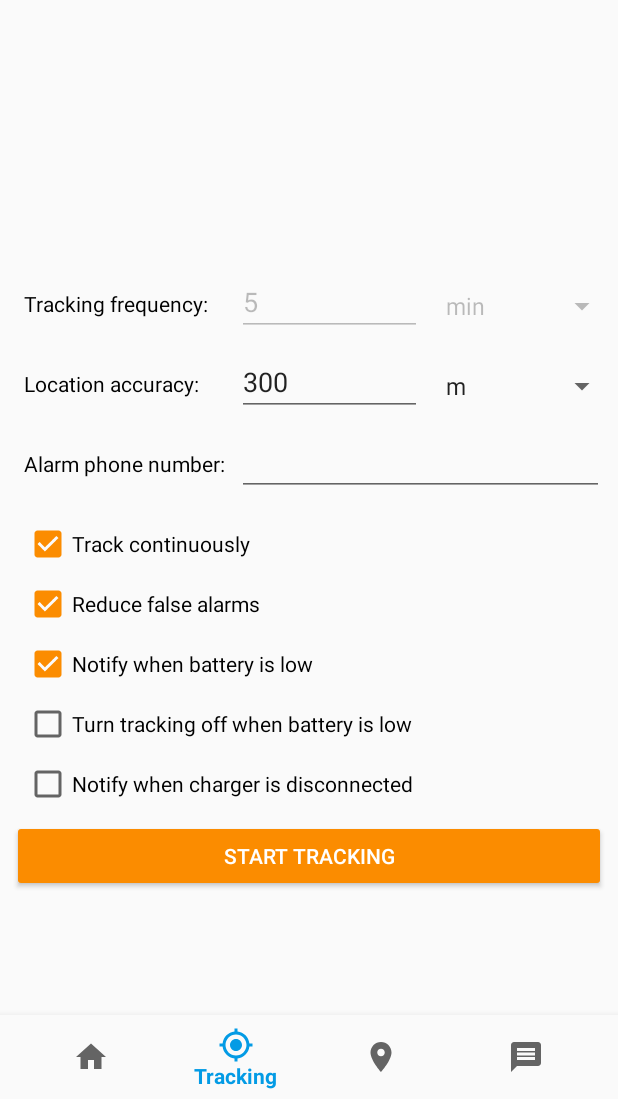
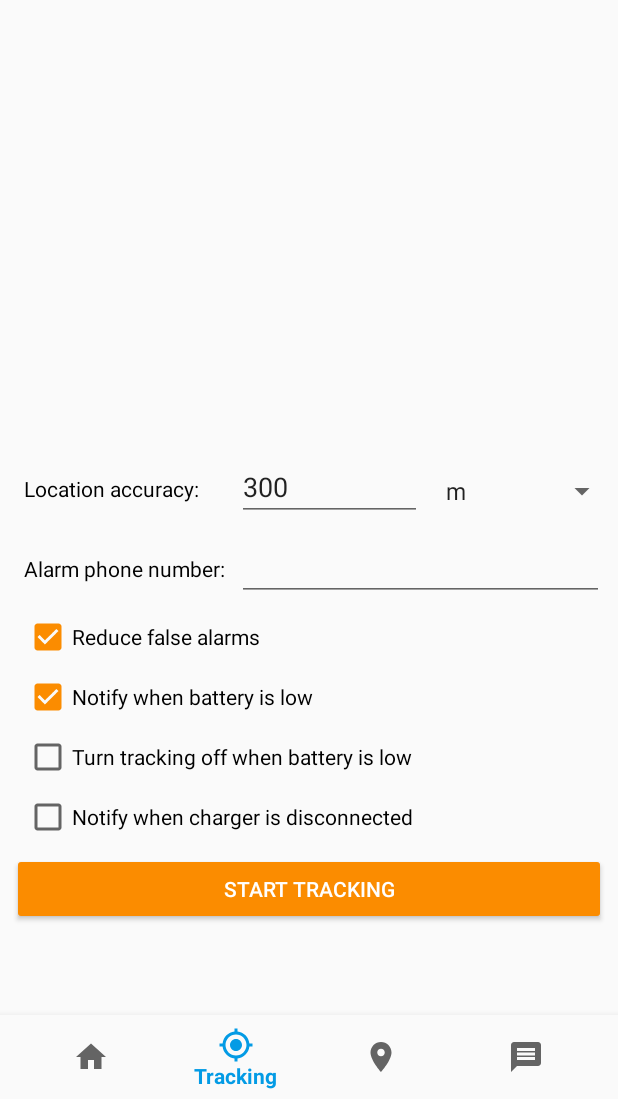
Before and after one commit to johnondrej/location-tracker, an Android app: the screen it shows after launch (MainActivity), item 2 of the bottom bar chosen, on a phone screen of 412 x 824 dp, the part 137-1236 px from its top. Run offline under Robolectric (Android 15) with nearby library versions, the phone set to English and light mode, and no system bars; our stand-ins replace Dagger/Hilt's generated code, RxJava.

Commit message:
Disable tracking frequency option

```diff
--- a/app/src/main/java/cz/ojohn/locationtracker/data/TrackingFrequency.kt
+++ /dev/null
@@ -1,18 +0,0 @@
-package cz.ojohn.locationtracker.data
-
-import cz.ojohn.locationtracker.Constants
-
-/**
- * Class representing location tracking frequency setting
- */
-data class TrackingFrequency(val value: Int, val selectedUnit: String) {
-
-    val inMinutes: Int
-        get() {
-            return when (selectedUnit) {
-                Constants.UNIT_MINUTES -> value
-                Constants.UNIT_HOURS -> value * 60
-                else -> throw IllegalArgumentException("Invalid tracking frequency unit")
-            }
-        }
-}
--- a/app/src/main/java/cz/ojohn/locationtracker/data/UserPreferences.kt
+++ b/app/src/main/java/cz/ojohn/locationtracker/data/UserPreferences.kt
@@ -11,8 +11,6 @@ import cz.ojohn.locationtracker.sms.SmsController
 class UserPreferences(private val sharedPreferences: SharedPreferences) {
 
     companion object {
-        const val TRACKING_MIN_FREQUENCY = 5
-        const val TRACKING_MAX_FREQUENCY = 300
         const val TRACKING_MIN_RADIUS = 100
         const val TRACKING_MAX_RADIUS = 10000
         const val TRACKING_DEFAULT_RADIUS = 300
@@ -24,12 +22,9 @@ class UserPreferences(private val sharedPreferences: SharedPreferences) {
         const val KEY_TRACKING_LAST_STATUS = "tracking_last_status"
         const val KEY_TRACKING_LATITUDE = "tracking_latitude"
         const val KEY_TRACKING_LONGITUDE = "tracking_longitude"
-        const val KEY_TRACKING_FREQUENCY = "tracking_frequency"
-        const val KEY_TRACKING_FREQUENCY_UNIT = "tracking_frequency_unit"
         const val KEY_TRACKING_RADIUS = "tracking_radius"
         const val KEY_TRACKING_RADIUS_UNIT = "tracking_radius_unit"
         const val KEY_TRACKING_PHONE = "tracking_phone"
-        const val KEY_TRACKING_CONSTANT = "tracking_constantly"
         const val KEY_TRACKING_FALSE_ALARMS = "tracking_false_alarms"
         const val KEY_TRACKING_BATTERY_NOTIFY = "tracking_low_battery_notify"
         const val KEY_TRACKING_BATTERY_OFF = "tracking_low_battery_off"
@@ -46,11 +41,6 @@ class UserPreferences(private val sharedPreferences: SharedPreferences) {
         const val KEY_SMS_IP = "sms_ip"
     }
 
-    fun getTrackingFrequency(): TrackingFrequency {
-        return TrackingFrequency(sharedPreferences.getInt(KEY_TRACKING_FREQUENCY, TRACKING_MIN_FREQUENCY),
-                sharedPreferences.getString(KEY_TRACKING_FREQUENCY_UNIT, Constants.UNIT_MINUTES))
-    }
-
     fun getTrackingRadius(): TrackingRadius {
         return TrackingRadius(sharedPreferences.getInt(KEY_TRACKING_RADIUS, TRACKING_DEFAULT_RADIUS),
                 sharedPreferences.getString(KEY_TRACKING_RADIUS_UNIT, Constants.UNIT_METERS))
@@ -59,10 +49,8 @@ class UserPreferences(private val sharedPreferences: SharedPreferences) {
     fun getTrackingSettings(): LocationTracker.Settings {
         return LocationTracker.Settings(getFloat(KEY_TRACKING_LATITUDE, 0f).toDouble(),
                 getFloat(KEY_TRACKING_LONGITUDE, 0f).toDouble(),
-                getTrackingFrequency(),
                 getTrackingRadius(),
                 getString(KEY_TRACKING_PHONE, ""),
-                getBoolean(KEY_TRACKING_CONSTANT, true),
                 getBoolean(KEY_TRACKING_FALSE_ALARMS, true),
                 getBoolean(KEY_TRACKING_BATTERY_NOTIFY, true),
                 getBoolean(KEY_TRACKING_BATTERY_OFF, false),
@@ -73,12 +61,9 @@ class UserPreferences(private val sharedPreferences: SharedPreferences) {
         sharedPreferences.edit()
                 .putFloat(KEY_TRACKING_LATITUDE, trackingSettings.latitude.toFloat())
                 .putFloat(KEY_TRACKING_LONGITUDE, trackingSettings.longitude.toFloat())
-                .putInt(KEY_TRACKING_FREQUENCY, trackingSettings.frequency.value)
-                .putString(KEY_TRACKING_FREQUENCY_UNIT, trackingSettings.frequency.selectedUnit)
                 .putInt(KEY_TRACKING_RADIUS, trackingSettings.radius.value)
                 .putString(KEY_TRACKING_RADIUS_UNIT, trackingSettings.radius.selectedUnit)
                 .putString(KEY_TRACKING_PHONE, trackingSettings.phone)
-                .putBoolean(KEY_TRACKING_CONSTANT, trackingSettings.trackConstantly)
                 .putBoolean(KEY_TRACKING_FALSE_ALARMS, trackingSettings.reduceFalseAlarms)
                 .putBoolean(KEY_TRACKING_BATTERY_NOTIFY, trackingSettings.lowBatteryNotify)
                 .putBoolean(KEY_TRACKING_BATTERY_OFF, trackingSettings.lowBatteryTurnOff)
--- a/app/src/main/java/cz/ojohn/locationtracker/location/LocationTracker.kt
+++ b/app/src/main/java/cz/ojohn/locationtracker/location/LocationTracker.kt
@@ -7,7 +7,6 @@ import android.location.LocationListener
 import android.location.LocationProvider
 import android.os.Bundle
 import cz.ojohn.locationtracker.data.LocationEntry
-import cz.ojohn.locationtracker.data.TrackingFrequency
 import cz.ojohn.locationtracker.data.TrackingRadius
 import cz.ojohn.locationtracker.data.UserPreferences
 import cz.ojohn.locationtracker.util.locationManager
@@ -186,10 +185,8 @@ class LocationTracker(private val appContext: Context,
 
     data class Settings(val latitude: Double,
                         val longitude: Double,
-                        val frequency: TrackingFrequency,
                         val radius: TrackingRadius,
                         val phone: String,
-                        val trackConstantly: Boolean,
                         val reduceFalseAlarms: Boolean,
                         val lowBatteryNotify: Boolean,
                         val lowBatteryTurnOff: Boolean,
--- a/app/src/main/java/cz/ojohn/locationtracker/screen/tracking/TrackingFragment.kt
+++ b/app/src/main/java/cz/ojohn/locationtracker/screen/tracking/TrackingFragment.kt
@@ -18,7 +18,6 @@ import com.google.android.gms.maps.GoogleMap
 import com.google.android.gms.maps.model.*
 import cz.ojohn.locationtracker.App
 import cz.ojohn.locationtracker.R
-import cz.ojohn.locationtracker.data.TrackingFrequency
 import cz.ojohn.locationtracker.data.TrackingRadius
 import cz.ojohn.locationtracker.data.UserPreferences
 import cz.ojohn.locationtracker.location.LocationTracker
@@ -48,7 +47,6 @@ class TrackingFragment : Fragment() {
     @Inject
     lateinit var viewModelFactory: ViewModelFactory
 
-    private lateinit var frequencySpinnerAdapter: ArrayAdapter<CharSequence>
     private lateinit var radiusSpinnerAdapter: ArrayAdapter<CharSequence>
     private lateinit var viewModel: TrackingViewModel
     private lateinit var disposables: CompositeDisposable
@@ -75,15 +73,10 @@ class TrackingFragment : Fragment() {
             }
         }
 
-        frequencySpinnerAdapter = ArrayAdapter.createFromResource(context,
-                R.array.units_time, android.R.layout.simple_spinner_item).apply {
-            setDropDownViewResource(android.R.layout.simple_spinner_dropdown_item)
-        }
         radiusSpinnerAdapter = ArrayAdapter.createFromResource(context,
                 R.array.units_distance, android.R.layout.simple_spinner_item).apply {
             setDropDownViewResource(android.R.layout.simple_spinner_dropdown_item)
         }
-        spinnerFrequency.adapter = frequencySpinnerAdapter
         spinnerRadius.adapter = radiusSpinnerAdapter
         spinnerRadius.onItemSelectedListener = object : AdapterView.OnItemSelectedListener {
             override fun onNothingSelected(parent: AdapterView<*>?) {}
@@ -99,10 +92,6 @@ class TrackingFragment : Fragment() {
                 onTrackingRadiusChanged()
             }
         })
-        checkTrackConstantly.setOnCheckedChangeListener { _, isChecked ->
-            editFrequency.isEnabled = !isChecked
-            spinnerFrequency.isEnabled = !isChecked
-        }
 
         initForm()
         if (savedInstanceState == null) {
@@ -151,12 +140,9 @@ class TrackingFragment : Fragment() {
     private fun initForm() {
         val trackingSettings = viewModel.getTrackingSettings()
 
-        editFrequency.setText(trackingSettings.frequency.value.toString())
-        spinnerFrequency.setSelection(frequencySpinnerAdapter.getPosition(trackingSettings.frequency.selectedUnit))
         editRadius.setText(trackingSettings.radius.value.toString())
         spinnerRadius.setSelection(radiusSpinnerAdapter.getPosition(trackingSettings.radius.selectedUnit))
         editPhone.setText(trackingSettings.phone)
-        checkTrackConstantly.isChecked = trackingSettings.trackConstantly
         checkFalseAlarms.isChecked = trackingSettings.reduceFalseAlarms
         checkBatteryNotify.isChecked = trackingSettings.lowBatteryNotify
         checkBatteryAutoOff.isChecked = trackingSettings.lowBatteryTurnOff
@@ -164,13 +150,9 @@ class TrackingFragment : Fragment() {
     }
 
     private fun setFormEnabled(enabled: Boolean) {
-        val frequencyEnabled = enabled && !checkTrackConstantly.isChecked
-        editFrequency.isEnabled = frequencyEnabled
-        spinnerFrequency.isEnabled = frequencyEnabled
         editRadius.isEnabled = enabled
         spinnerRadius.isEnabled = enabled
         editPhone.isEnabled = enabled
-        checkTrackConstantly.isEnabled = enabled
         checkFalseAlarms.isEnabled = enabled
         checkBatteryNotify.isEnabled = enabled
         checkBatteryAutoOff.isEnabled = enabled
@@ -216,16 +198,13 @@ class TrackingFragment : Fragment() {
             LocationTracker.TrackingStatus.DISABLED -> {
                 val latitude = map!!.trackingMarker.position.latitude
                 val longitude = map!!.trackingMarker.position.longitude
-                val frequency = if (editFrequency.text.isNotEmpty()) editFrequency.text.toString().toInt() else 0
                 val radius = if (editRadius.text.isNotEmpty()) editRadius.text.toString().toInt() else 0
 
                 viewModel.onCheckFormValues(LocationTracker.Settings(
                         latitude,
                         longitude,
-                        TrackingFrequency(frequency, spinnerFrequency.selectedItem as String),
                         TrackingRadius(radius, spinnerRadius.selectedItem as String),
                         editPhone.text.toString(),
-                        checkTrackConstantly.isChecked,
                         checkFalseAlarms.isChecked,
                         checkBatteryNotify.isChecked,
                         checkBatteryAutoOff.isChecked,
--- a/app/src/main/java/cz/ojohn/locationtracker/screen/tracking/TrackingViewModel.kt
+++ b/app/src/main/java/cz/ojohn/locationtracker/screen/tracking/TrackingViewModel.kt
@@ -6,9 +6,7 @@ import com.google.android.gms.maps.model.LatLng
 import cz.ojohn.locationtracker.Constants
 import cz.ojohn.locationtracker.R
 import cz.ojohn.locationtracker.data.LocationEntry
-import cz.ojohn.locationtracker.data.UserPreferences.Companion.TRACKING_MAX_FREQUENCY
 import cz.ojohn.locationtracker.data.UserPreferences.Companion.TRACKING_MAX_RADIUS
-import cz.ojohn.locationtracker.data.UserPreferences.Companion.TRACKING_MIN_FREQUENCY
 import cz.ojohn.locationtracker.data.UserPreferences.Companion.TRACKING_MIN_RADIUS
 import cz.ojohn.locationtracker.location.LocationTracker
 import io.reactivex.Observable
@@ -46,15 +44,9 @@ class TrackingViewModel @Inject constructor(private val locationTracker: Locatio
     }
 
     fun onCheckFormValues(settings: LocationTracker.Settings, batteryPercentage: Int, charging: Boolean) {
-        val frequencyMinutes = settings.frequency.inMinutes
         val radiusMeters = settings.radius.inMeters
         if (batteryPercentage <= Constants.BATTERY_LOW_PERCENT && !charging) {
             formStateSubject.onNext(FormState.Error(R.string.sms_tracking_battery_low))
-            return
-        }
-        if (!settings.trackConstantly && frequencyMinutes !in TRACKING_MIN_FREQUENCY..TRACKING_MAX_FREQUENCY) {
-            formStateSubject.onNext(FormState.Error(R.string.tracking_error_frequency,
-                    arrayOf(TRACKING_MIN_FREQUENCY, TRACKING_MAX_FREQUENCY)))
             return
         }
         if (radiusMeters !in TRACKING_MIN_RADIUS..TRACKING_MAX_RADIUS) {
--- a/app/src/main/res/layout/fragment_tracking.xml
+++ b/app/src/main/res/layout/fragment_tracking.xml
@@ -15,7 +15,7 @@
             android:name="cz.ojohn.locationtracker.view.ScrollMapFragment"
             android:layout_width="0dp"
             android:layout_height="0dp"
-            app:layout_constraintDimensionRatio="2:1"
+            app:layout_constraintDimensionRatio="5:4"
             app:layout_constraintLeft_toLeftOf="parent"
             app:layout_constraintRight_toRightOf="parent"
             app:layout_constraintTop_toTopOf="parent" />
@@ -26,40 +26,6 @@
             android:layout_height="wrap_content"
             android:orientation="vertical"
             app:layout_constraintGuide_begin="@dimen/medium_gap" />
-
-        <TextView
-            android:id="@+id/txtFrequency"
-            style="@style/DescriptionText"
-            android:layout_width="wrap_content"
-            android:layout_height="wrap_content"
-            android:text="@string/tracking_frequency"
-            app:layout_constraintBaseline_toBaselineOf="@id/editFrequency"
-            app:layout_constraintLeft_toLeftOf="@id/guidelineLeftMargin" />
-
-        <EditText
-            android:id="@+id/editFrequency"
-            android:layout_width="0dp"
-            android:layout_height="wrap_content"
-            android:layout_marginLeft="@dimen/small_gap"
-            android:layout_marginStart="@dimen/small_gap"
-            android:layout_marginTop="@dimen/small_gap"
-            android:inputType="number"
-            android:maxLength="3"
-            app:layout_constraintLeft_toRightOf="@id/barrierTextDescriptions"
-            app:layout_constraintRight_toLeftOf="@id/spinnerFrequency"
-            app:layout_constraintTop_toBottomOf="@id/fragmentMap" />
-
-        <Spinner
-            android:id="@+id/spinnerFrequency"
-            android:layout_width="0dp"
-            android:layout_height="wrap_content"
-            android:layout_marginBottom="@dimen/small_gap"
-            android:layout_marginLeft="@dimen/small_gap"
-            android:layout_marginStart="@dimen/small_gap"
-            android:padding="0dp"
-            app:layout_constraintBottom_toBottomOf="@id/editFrequency"
-            app:layout_constraintLeft_toRightOf="@id/editFrequency"
-            app:layout_constraintRight_toRightOf="parent" />
 
         <TextView
             android:id="@+id/txtRadius"
@@ -81,7 +47,7 @@
             android:maxLength="5"
             app:layout_constraintLeft_toRightOf="@id/barrierTextDescriptions"
             app:layout_constraintRight_toLeftOf="@id/spinnerRadius"
-            app:layout_constraintTop_toBottomOf="@id/editFrequency" />
+            app:layout_constraintTop_toBottomOf="@id/fragmentMap" />
 
         <Spinner
             android:id="@+id/spinnerRadius"
@@ -131,16 +97,7 @@
             android:layout_width="wrap_content"
             android:layout_height="wrap_content"
             app:barrierDirection="right"
-            app:constraint_referenced_ids="txtFrequency,txtRadius,txtPhone" />
-
-        <CheckBox
-            android:id="@+id/checkTrackConstantly"
-            android:layout_width="wrap_content"
-            android:layout_height="wrap_content"
-            android:layout_marginTop="@dimen/medium_gap"
-            android:text="@string/tracking_continuous"
-            app:layout_constraintLeft_toLeftOf="@id/guidelineLeftMargin"
-            app:layout_constraintTop_toBottomOf="@id/editPhone" />
+            app:constraint_referenced_ids="txtRadius,txtPhone" />
 
         <CheckBox
             android:id="@+id/checkFalseAlarms"
@@ -149,7 +106,7 @@
             android:layout_marginTop="@dimen/small_gap"
             android:text="@string/tracking_false_alarm_reduction"
             app:layout_constraintLeft_toLeftOf="@id/guidelineLeftMargin"
-            app:layout_constraintTop_toBottomOf="@id/checkTrackConstantly" />
+            app:layout_constraintTop_toBottomOf="@id/editPhone" />
 
         <CheckBox
             android:id="@+id/checkBatteryNotify"
--- a/app/src/main/res/values/strings.xml
+++ b/app/src/main/res/values/strings.xml
@@ -53,7 +53,6 @@
     <string name="screen_about_app">About app</string>
 
     <!-- Location tracking screen -->
-    <string name="tracking_frequency">Tracking frequency:</string>
     <string name="tracking_radius">Location accuracy:</string>
     <string name="tracking_phone">Alarm phone number:</string>
     <string name="tracking_continuous">Track continuously</string>
@@ -65,7 +64,6 @@
     <string name="tracking_stop">Stop tracking</string>
     <string name="tracking_error_permissions_denied">Please enable permissions needed to enable location tracking</string>
     <string name="tracking_error_not_available">Location services are not available</string>
-    <string name="tracking_error_frequency">Allowed frequency: %1$d - %2$d m</string>
     <string name="tracking_error_radius">Allowed radius: %1$d - %2$d m</string>
     <string name="tracking_error_phone">Invalid phone number</string>
     <string name="tracking_error_location_outside">Your location is outside of tracking radius!</string>
```
Also changed, not shown: 1 other file.
